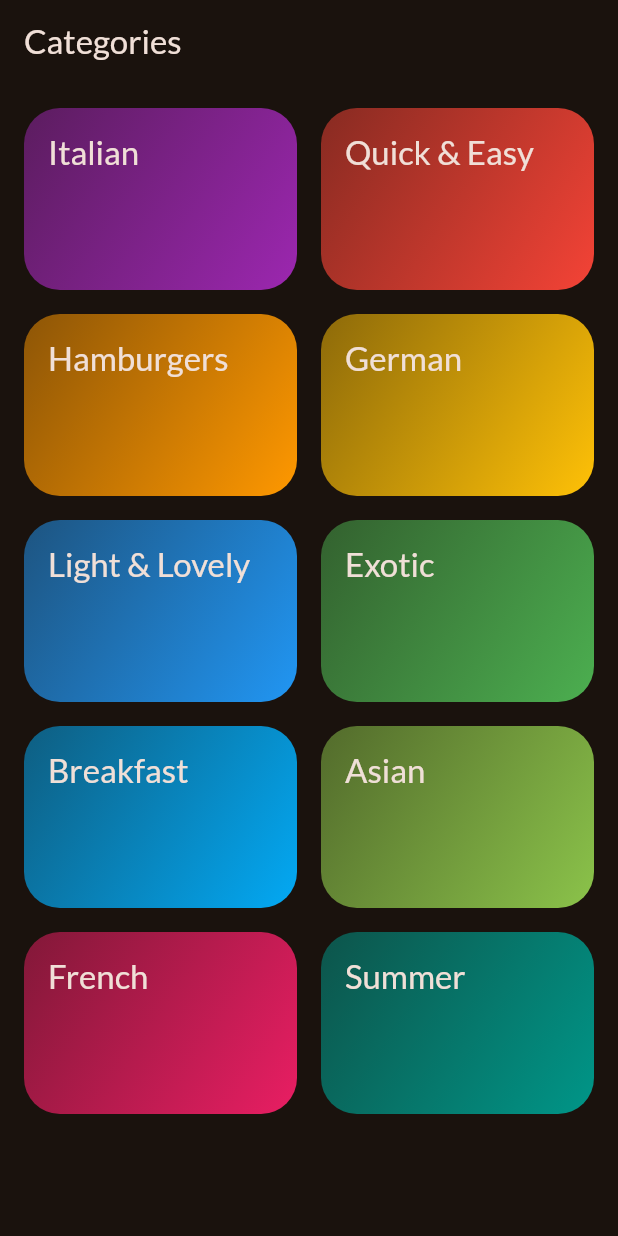
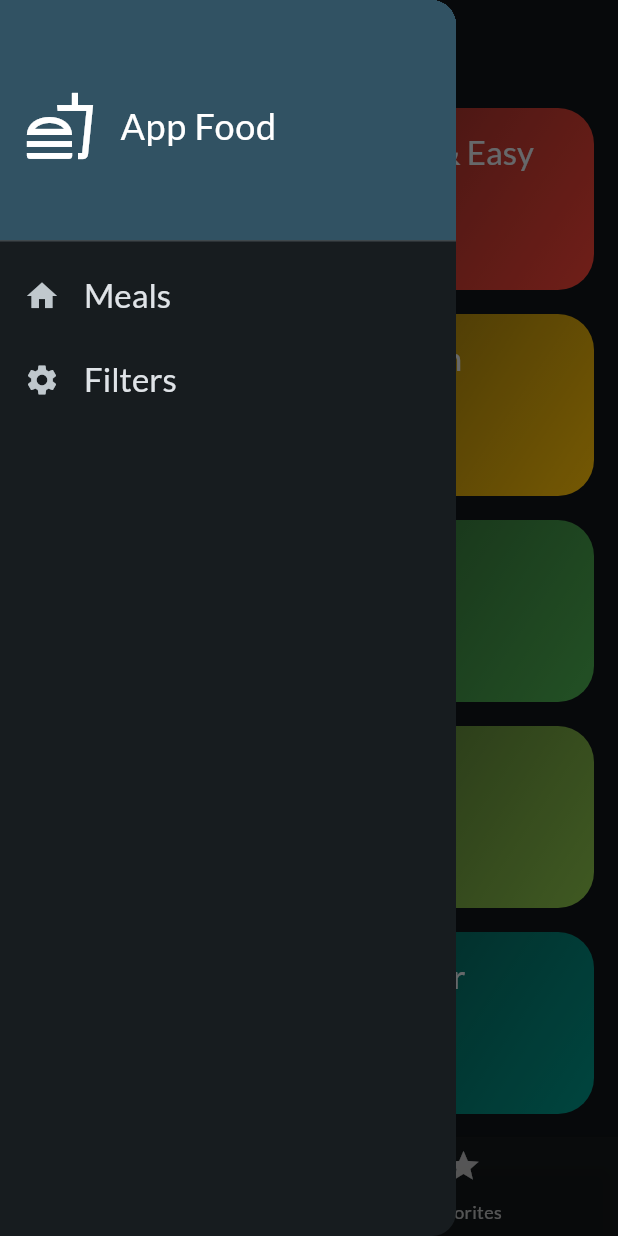
Before and after one commit to diegomejiaio/food_app_flutter, a Flutter app: the screen it shows after launch, with the side drawer open (before the commit the screen has no drawer), on a phone screen of 412 x 824 dp. Run offline on Flutter 3.47's test engine with Material 2 defaults, Android fonts, the phone set to English and light mode, and no system bars; our stand-ins replace google_fonts, transparent_image.

Commit message:
[feature] adding drawer

```diff
--- a/lib/data/dummy_data.dart
+++ b/lib/data/dummy_data.dart
@@ -57,7 +57,7 @@ const availableCategories = [
   ),
 ];
 
-const dummyMeals = [
+List<Meal> dummyMeals = [
   Meal(
     id: 'm1',
     categories: [
--- a/lib/main.dart
+++ b/lib/main.dart
@@ -1,12 +1,12 @@
 import 'package:flutter/material.dart';
 import 'package:google_fonts/google_fonts.dart';
-import 'screens/categories.dart';
+import 'screens/tabs.dart';
 
 final theme = ThemeData(
   useMaterial3: true,
   colorScheme: ColorScheme.fromSeed(
     brightness: Brightness.dark,
-    seedColor: const Color.fromARGB(255, 131, 57, 0),
+    seedColor: Colors.blueGrey,
   ),
   textTheme: GoogleFonts.latoTextTheme(),
 );
@@ -21,8 +21,9 @@ class App extends StatelessWidget {
   @override
   Widget build(BuildContext context) {
     return MaterialApp(
+      debugShowCheckedModeBanner: false,
       theme: theme,
-      home: const CategoriesScreen(),
+      home: const TabsScreen(),
     );
   }
 }
--- a/lib/models/meal.dart
+++ b/lib/models/meal.dart
@@ -11,7 +11,7 @@ enum Affordability {
 }
 
 class Meal {
-  const Meal({
+  Meal({
     required this.id,
     required this.categories,
     required this.title,
@@ -25,6 +25,7 @@ class Meal {
     required this.isLactoseFree,
     required this.isVegan,
     required this.isVegetarian,
+    this.isFavorite = false,
   });
 
   final String id;
@@ -40,4 +41,5 @@ class Meal {
   final bool isLactoseFree;
   final bool isVegan;
   final bool isVegetarian;
+  bool isFavorite;
 }
--- a/lib/screens/categories.dart
+++ b/lib/screens/categories.dart
@@ -3,9 +3,15 @@ import 'package:food_categories_app/widgets/category_grid_item.dart';
 import 'package:food_categories_app/data/dummy_data.dart';
 import 'package:food_categories_app/models/category.dart';
 import 'package:food_categories_app/screens/meals.dart';
+import '../models/meal.dart';
 
 class CategoriesScreen extends StatelessWidget {
-  const CategoriesScreen({super.key});
+  const CategoriesScreen({
+    super.key,
+    required this.updateFavoriteStatus,
+  });
+
+  final void Function(Meal meal) updateFavoriteStatus;
 
   static const routeName = '/categories';
 
@@ -18,17 +24,14 @@ class CategoriesScreen extends StatelessWidget {
       builder: (context) => MealsScreen(
         title: category.title,
         meals: filteredMeals,
+        updateFavoriteStatus: updateFavoriteStatus,
       ),
     ));
   }
 
   @override
   Widget build(BuildContext context) {
-    return Scaffold(
-      appBar: AppBar(
-        title: const Text('Categories'),
-      ),
-      body: GridView(
+    return GridView(
       padding: const EdgeInsets.all(16),
       gridDelegate: SliverGridDelegateWithFixedCrossAxisCount(
         crossAxisCount: MediaQuery.of(context).size.width > 800
@@ -47,7 +50,6 @@ class CategoriesScreen extends StatelessWidget {
                 _selectCategory(context, category);
               }))
           .toList(),
-      ),
     );
   }
 }
--- /dev/null
+++ b/lib/screens/tabs.dart
@@ -0,0 +1,91 @@
+import 'package:flutter/material.dart';
+import 'package:food_categories_app/screens/meals.dart';
+import 'categories.dart';
+import '../data/dummy_data.dart';
+import '../models/meal.dart';
+import '../widgets/main_drawer.dart';
+import 'filters.dart';
+
+class TabsScreen extends StatefulWidget {
+  const TabsScreen({super.key});
+  @override
+  State<TabsScreen> createState() {
+    return _TabsScreenState();
+  }
+}
+
+class _TabsScreenState extends State<TabsScreen> {
+  int _selectedTab = 0;
+
+  void _updateFavoriteStatus(Meal meal) {
+    setState(() {
+      final index = dummyMeals.indexWhere((element) => element.id == meal.id);
+      dummyMeals[index].isFavorite =
+          dummyMeals[index].isFavorite ? false : true;
+    });
+  }
+
+  void _selectTab(int index) {
+    setState(() {
+      _selectedTab = index;
+    });
+  }
+
+  void _selectDrawerOption(String identifier) {
+    Navigator.pop(context);
+    if (identifier == 'meals') {
+      setState(() {
+        _selectedTab = 0;
+      });
+    } else if (identifier == 'filters') {
+      setState(() {
+        Navigator.of(context).push(MaterialPageRoute(
+          builder: (ctx) => const FilterScreen(),
+        ));
+      });
+    }
+  }
+
+  @override
+  Widget build(BuildContext context) {
+    Widget activePage = CategoriesScreen(
+      updateFavoriteStatus: _updateFavoriteStatus,
+    );
+    if (_selectedTab == 1) {
+      activePage = MealsScreen(
+        meals: dummyMeals.where((meal) => meal.isFavorite).toList(),
+        updateFavoriteStatus: _updateFavoriteStatus,
+      );
+    }
+
+    return Scaffold(
+      appBar: AppBar(
+        title: const Text('Meals App'),
+      ),
+      drawer: MainDrawer(onSelectedScreen: _selectDrawerOption),
+      bottomNavigationBar: BottomNavigationBar(
+        onTap: (index) {
+          _selectTab(index);
+        },
+        currentIndex: _selectedTab,
+        backgroundColor: const Color.fromARGB(58, 41, 44, 45),
+        items: const <BottomNavigationBarItem>[
+          BottomNavigationBarItem(
+            icon: Padding(
+                padding: EdgeInsets.only(bottom: 8),
+                child: Icon(Icons.fastfood_outlined)),
+            label: 'Categories',
+          ),
+          BottomNavigationBarItem(
+            icon: Padding(
+              padding: EdgeInsets.only(bottom: 8),
+              child: Icon(Icons.star),
+            ),
+            label: 'Favorites',
+          ),
+        ],
+      ),
+      body: activePage,
+    );
+  }
+}
--- /dev/null
+++ b/lib/widgets/main_drawer.dart
@@ -0,0 +1,64 @@
+import 'package:flutter/material.dart';
+
+class MainDrawer extends StatelessWidget {
+  const MainDrawer({super.key, required this.onSelectedScreen});
+
+  final void Function(String identifier) onSelectedScreen;
+
+  @override
+  Widget build(BuildContext context) {
+    return Drawer(
+      child: ListView(
+        padding: EdgeInsets.zero,
+        children: [
+          const DrawerHeader(
+            decoration: BoxDecoration(
+              color: Color.fromARGB(255, 49, 82, 99),
+            ),
+            child: Row(
+              children: [
+                Icon(
+                  Icons.fastfood_outlined,
+                  color: Colors.white,
+                  size: 48,
+                ),
+                SizedBox(width: 16),
+                Text(
+                  'App Food',
+                  style: TextStyle(
+                    color: Colors.white,
+                    fontSize: 24,
+                  ),
+                ),
+              ],
+            ),
+          ),
+          ListTile(
+            leading: const Icon(Icons.home),
+            title: Text(
+              'Meals',
+              style: Theme.of(context).textTheme.titleLarge!.copyWith(
+                    color: Theme.of(context).colorScheme.onBackground,
+                  ),
+            ),
+            onTap: () {
+              onSelectedScreen('meals');
+            },
+          ),
+          ListTile(
+            leading: const Icon(Icons.settings),
+            title: Text(
+              'Filters',
+              style: Theme.of(context).textTheme.titleLarge!.copyWith(
+                    color: Theme.of(context).colorScheme.onBackground,
+                  ),
+            ),
+            onTap: () {
+              onSelectedScreen('filters');
+            },
+          ),
+        ],
+      ),
+    );
+  }
+}
```
Also changed, not shown: lib/screens/filters.dart (added, +64 -0 lines), lib/screens/meal_item_details.dart (+14 -1 lines), lib/screens/meals.dart (+21 -9 lines), 2 other files. Lines whose indentation alone changed are shown as unchanged.
